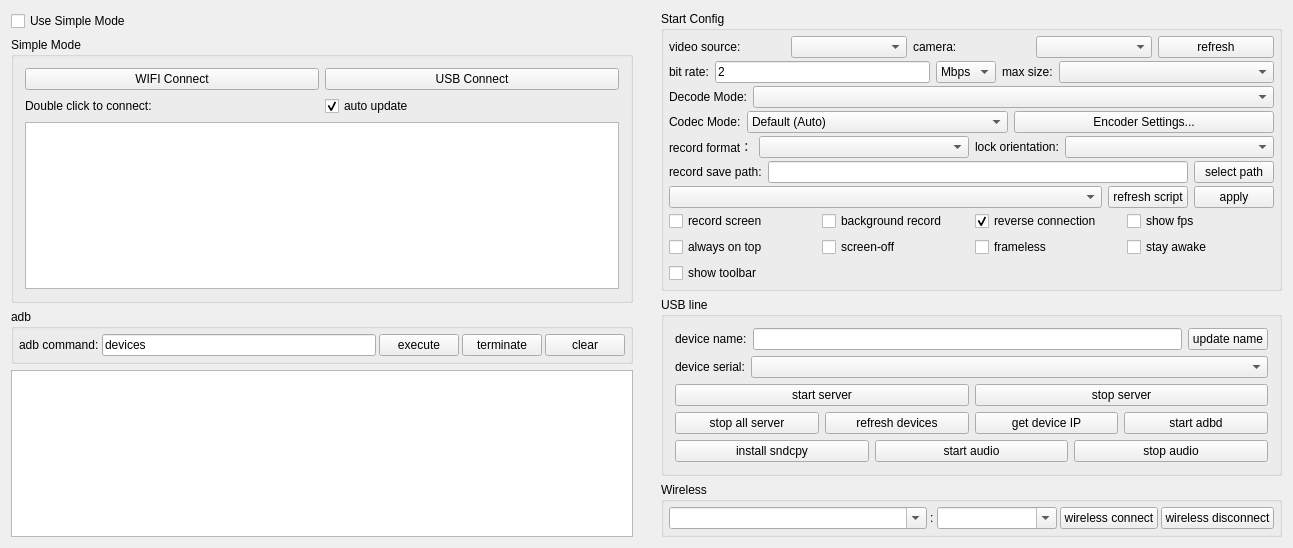
Before: the Qt Designer form QtScrcpy/ui/dialog.ui in upquark-dev/QtScrcpy, drawn with Qt 5.
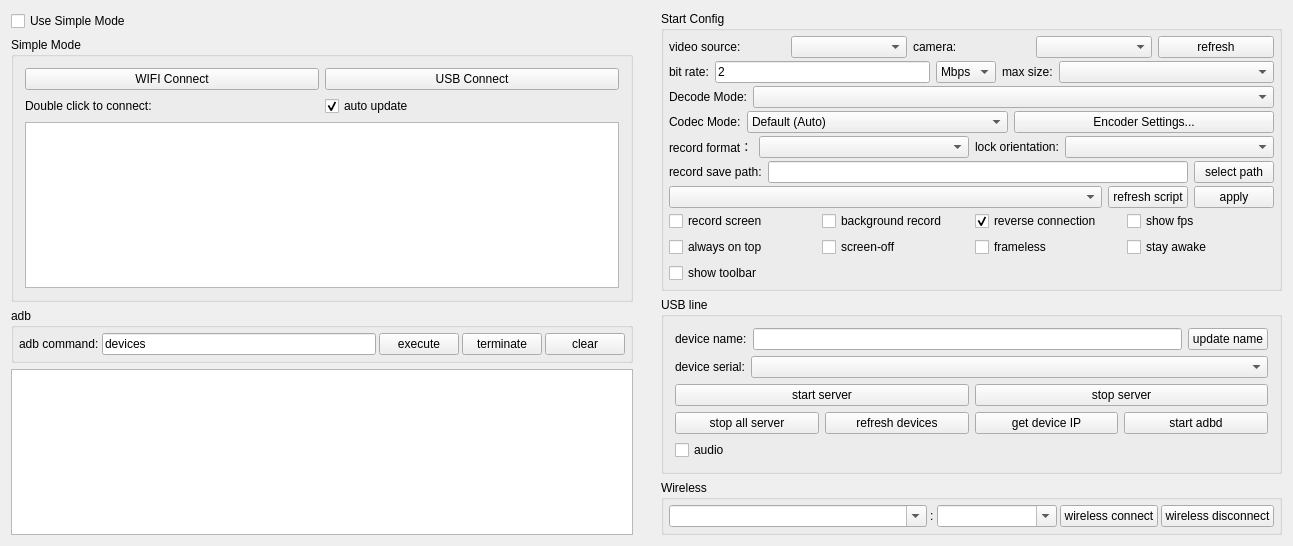
After: the same form once the commit is applied.

Commit message:
feat: audio forwarding and screen recording with AAC audio track
- audio forwarding via scrcpy-server raw PCM (48kHz/2ch/16bit), decoupled
  capture/playback switches (params.audio vs params.playAudio)
- recording button (recordBtn) with AAC audio track, mp4/mov/mkv output,
  mid-stream start support and per-round recorder reuse
- recording probe suite under .rectest/

Patch:
```diff
--- a/QtScrcpy/ui/dialog.ui
+++ b/QtScrcpy/ui/dialog.ui
@@ -1191,41 +1191,12 @@
              <number>0</number>
             </property>
             <item>
-             <widget class="QPushButton" name="installSndcpyBtn">
-              <property name="sizePolicy">
-               <sizepolicy hsizetype="Preferred" vsizetype="Preferred">
-                <horstretch>0</horstretch>
-                <verstretch>0</verstretch>
-               </sizepolicy>
+             <widget class="QCheckBox" name="audioForwardCheck">
+              <property name="toolTip">
+               <string>Forward the device audio to the computer. Requires Android 11 or later; the default playback capture source requires Android 13 or later.</string>
               </property>
               <property name="text">
-               <string>install sndcpy</string>
-              </property>
-             </widget>
-            </item>
-            <item>
-             <widget class="QPushButton" name="startAudioBtn">
-              <property name="sizePolicy">
-               <sizepolicy hsizetype="Preferred" vsizetype="Preferred">
-                <horstretch>0</horstretch>
-                <verstretch>0</verstretch>
-               </sizepolicy>
-              </property>
-              <property name="text">
-               <string>start audio</string>
-              </property>
-             </widget>
-            </item>
-            <item>
-             <widget class="QPushButton" name="stopAudioBtn">
-              <property name="sizePolicy">
-               <sizepolicy hsizetype="Preferred" vsizetype="Preferred">
-                <horstretch>0</horstretch>
-                <verstretch>0</verstretch>
-               </sizepolicy>
-              </property>
-              <property name="text">
-               <string>stop audio</string>
+               <string>audio</string>
               </property>
              </widget>
             </item>
```
The commit also changes 36 other files.
